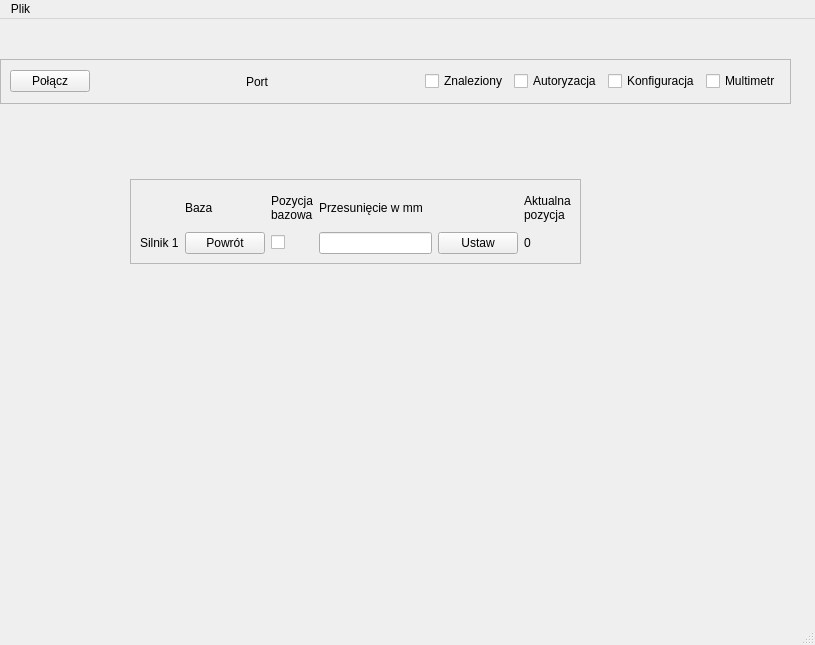
Old version of the form CzujkiLinioweApp/mainwindow.ui in the repository wiacekmarcin/CzujkiLiniowe.
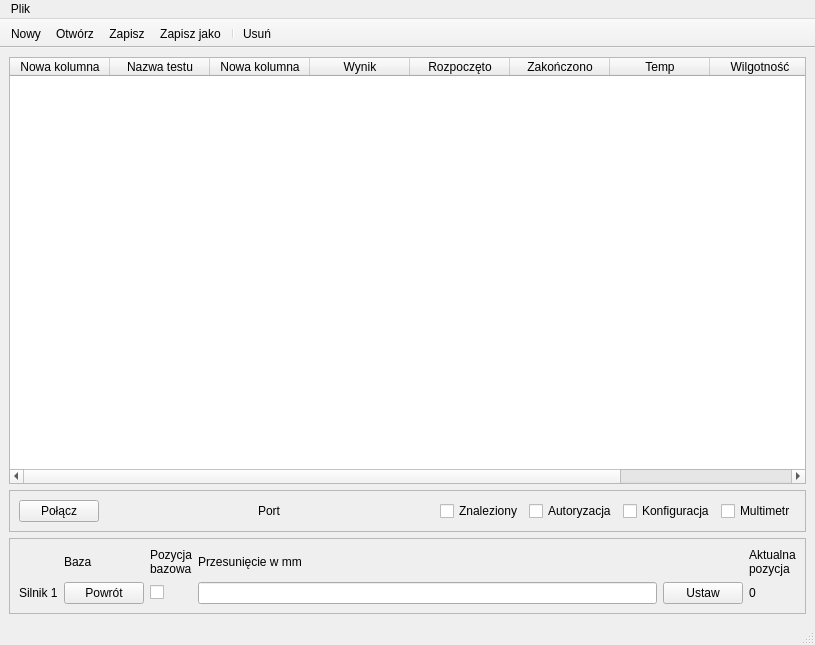
New version of the form. Icons and pictures are not drawn.

Patch:
```diff
--- a/CzujkiLinioweApp/mainwindow.ui
+++ b/CzujkiLinioweApp/mainwindow.ui
@@ -14,15 +14,58 @@
    <string>MainWindow</string>
   </property>
   <widget class="QWidget" name="centralwidget">
+   <layout class="QVBoxLayout" name="verticalLayout">
+    <item>
+     <widget class="QTableWidget" name="tableWidget">
+      <column>
+       <property name="text">
+        <string>Nowa kolumna</string>
+       </property>
+      </column>
+      <column>
+       <property name="text">
+        <string>Nazwa testu</string>
+       </property>
+      </column>
+      <column>
+       <property name="text">
+        <string>Nowa kolumna</string>
+       </property>
+      </column>
+      <column>
+       <property name="text">
+        <string>Wynik</string>
+       </property>
+      </column>
+      <column>
+       <property name="text">
+        <string>Rozpoczęto</string>
+       </property>
+      </column>
+      <column>
+       <property name="text">
+        <string>Zakończono</string>
+       </property>
+      </column>
+      <column>
+       <property name="text">
+        <string>Temp</string>
+       </property>
+      </column>
+      <column>
+       <property name="text">
+        <string>Wilgotność</string>
+       </property>
+      </column>
+      <column>
+       <property name="text">
+        <string>Ciśnienie</string>
+       </property>
+      </column>
+     </widget>
+    </item>
+    <item>
    <widget class="QFrame" name="frame_2">
-    <property name="geometry">
-     <rect>
-      <x>0</x>
-      <y>40</y>
-      <width>791</width>
-      <height>45</height>
-     </rect>
-    </property>
     <property name="frameShape">
      <enum>QFrame::StyledPanel</enum>
     </property>
@@ -100,15 +143,9 @@
      </item>
     </layout>
    </widget>
+    </item>
+    <item>
    <widget class="QFrame" name="frame_3">
-    <property name="geometry">
-     <rect>
-      <x>130</x>
-      <y>160</y>
-      <width>451</width>
-      <height>85</height>
-     </rect>
-    </property>
     <property name="frameShape">
      <enum>QFrame::StyledPanel</enum>
     </property>
@@ -193,6 +230,8 @@
      </item>
     </layout>
    </widget>
+    </item>
+   </layout>
   </widget>
   <widget class="QMenuBar" name="menubar">
    <property name="geometry">
@@ -213,6 +252,26 @@
    <addaction name="menuDebug"/>
   </widget>
   <widget class="QStatusBar" name="statusbar"/>
+  <widget class="QToolBar" name="toolBar">
+   <property name="windowTitle">
+    <string>toolBar</string>
+   </property>
+   <property name="movable">
+    <bool>false</bool>
+   </property>
+   <attribute name="toolBarArea">
+    <enum>TopToolBarArea</enum>
+   </attribute>
+   <attribute name="toolBarBreak">
+    <bool>false</bool>
+   </attribute>
+   <addaction name="actionNoweBadanie"/>
+   <addaction name="actionOtworzBadanie"/>
+   <addaction name="actionZapiszZadanie"/>
+   <addaction name="actionZapiszJako"/>
+   <addaction name="separator"/>
+   <addaction name="actionUsunBadanie"/>
+  </widget>
   <action name="actionOtw_rz_okno">
    <property name="text">
     <string>Otwórz okno</string>
@@ -223,6 +282,70 @@
     <string>Parametry Badania</string>
    </property>
   </action>
+  <action name="actionNoweBadanie">
+   <property name="icon">
+    <iconset theme="document-new"/>
+   </property>
+   <property name="text">
+    <string>Nowy</string>
+   </property>
+   <property name="toolTip">
+    <string>Tworzy nowe badanie</string>
+   </property>
+   <property name="shortcut">
+    <string>Ctrl+N</string>
+   </property>
+  </action>
+  <action name="actionOtworzBadanie">
+   <property name="icon">
+    <iconset theme="document-open"/>
+   </property>
+   <property name="text">
+    <string>Otwórz</string>
+   </property>
+   <property name="toolTip">
+    <string>Otwórz poprzednio zapisane badanie</string>
+   </property>
+   <property name="shortcut">
+    <string>Ctrl+O</string>
+   </property>
+  </action>
+  <action name="actionZapiszZadanie">
+   <property name="icon">
+    <iconset theme="media-floppy"/>
+   </property>
+   <property name="text">
+    <string>Zapisz</string>
+   </property>
+   <property name="toolTip">
+    <string>Zapisz zadanie do pliku</string>
+   </property>
+   <property name="shortcut">
+    <string>Ctrl+S</string>
+   </property>
+  </action>
+  <action name="actionZapiszJako">
+   <property name="icon">
+    <iconset theme="document-save-as"/>
+   </property>
+   <property name="text">
+    <string>Zapisz jako</string>
+   </property>
+   <property name="toolTip">
+    <string>Zapisuje badanie do nowego pliku</string>
+   </property>
+  </action>
+  <action name="actionUsunBadanie">
+   <property name="icon">
+    <iconset theme="edit-delete"/>
+   </property>
+   <property name="text">
+    <string>Usuń</string>
+   </property>
+   <property name="toolTip">
+    <string>Usuwanie aktualne badanie</string>
+   </property>
+  </action>
  </widget>
  <resources/>
  <connections/>
```
Left out of the diff: 6 changed lines with no effect on the pictures. Lines whose indentation alone changed are shown as unchanged.
